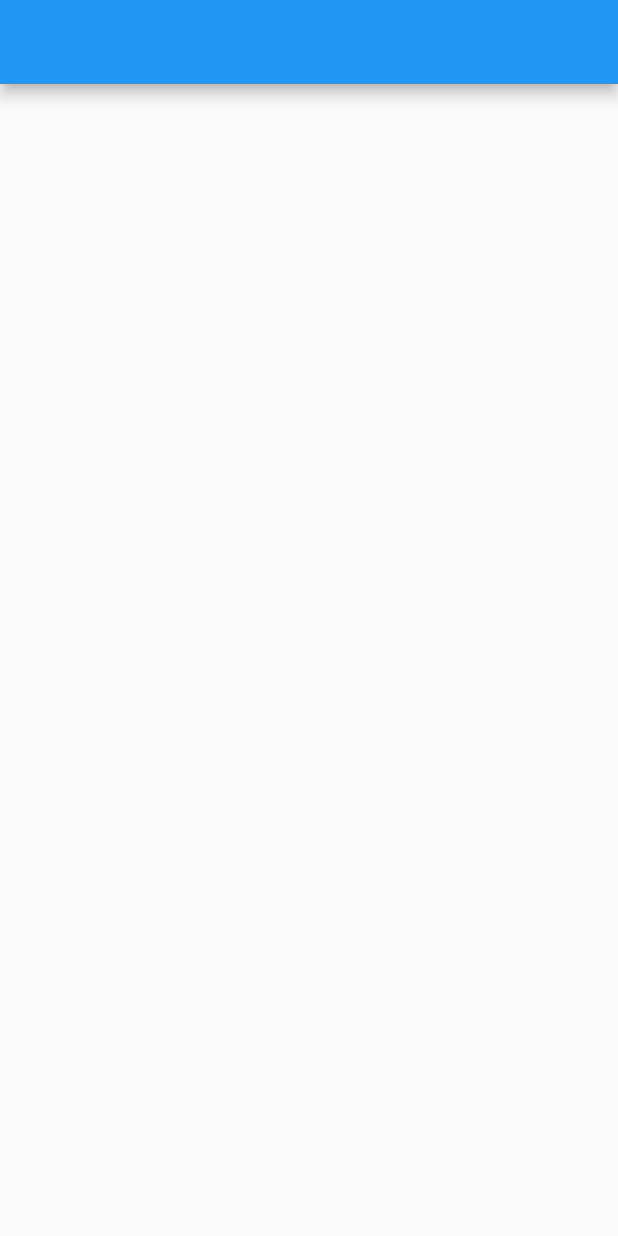
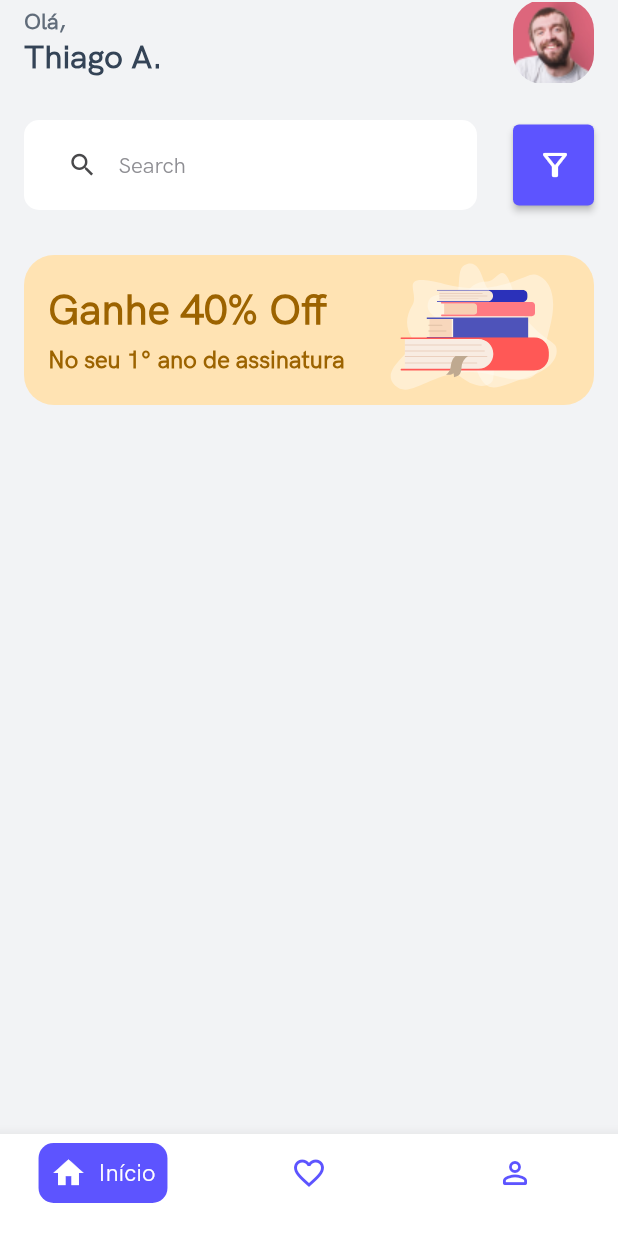
Before and after one commit to th38amorim/AmorimSmart_E-learning, a Flutter app: the screen it shows after launch, on a phone screen of 412 x 824 dp. Run offline on Flutter 3.47's test engine with Material 2 defaults, Android fonts, the phone set to English and light mode, and no system bars; our stand-ins replace flutter_modular, flutter_svg.

Commit message:
feat: home page widgets and bottom navigation bar

```diff
--- /dev/null
+++ b/lib/app/app_theme.dart
@@ -0,0 +1,120 @@
+import 'package:flutter/material.dart';
+
+class AppTheme {
+  AppTheme._();
+
+  static const int _primaryValue = 0xFF5D54FF;
+
+  static const MaterialColor primarySwatch = MaterialColor(
+    _primaryValue,
+    <int, Color>{
+      50: Color(0xFFEAEAFF),
+      100: Color(0xFFC9C4FF),
+      200: Color(0xFFA495FF),
+      300: Color(0xFF7E65FF),
+      400: Color(0xFF6259FF),
+      500: Color(_primaryValue),
+      600: Color(0xFF554CFF),
+      700: Color(0xFF4B41FF),
+      800: Color(0xFF4237FF),
+      900: Color(0xFF331FFF),
+    },
+  );
+
+  static final ThemeData lightTheme = ThemeData(
+    primarySwatch: primarySwatch,
+    scaffoldBackgroundColor: const Color(0XFFF2F3F5),
+    appBarTheme:
+        const AppBarTheme(backgroundColor: Colors.transparent, elevation: 0),
+    textTheme: const TextTheme(
+      // Caption2 / Regular
+      bodySmall: TextStyle(
+        fontFamily: 'HK Grotesk',
+        fontSize: 11,
+        fontWeight: FontWeight.w400,
+        color: Color(0XFF000000),
+        height: 13 / 11,
+      ),
+      // Caption1 / Regular
+      labelSmall: TextStyle(
+        fontFamily: 'HK Grotesk',
+        fontSize: 12,
+        fontWeight: FontWeight.w400,
+        color: Color(0XFF000000),
+        height: 16 / 12,
+      ),
+      // Footnote / Regular
+      titleSmall: TextStyle(
+        fontFamily: 'HK Grotesk',
+        fontSize: 13,
+        fontWeight: FontWeight.w400,
+        color: Color(0XFF000000),
+        height: 18 / 13,
+      ),
+      // Subheadline / Regular
+      titleMedium: TextStyle(
+        fontFamily: 'HK Grotesk',
+        fontWeight: FontWeight.w400,
+        fontSize: 15,
+        color: Color(0XFF000000),
+        height: 20 / 15,
+      ),
+      // Callout / Regular
+      bodyMedium: TextStyle(
+        fontFamily: 'HK Grotesk',
+        fontSize: 16,
+        fontWeight: FontWeight.w400,
+        color: Color(0XFF000000),
+        height: 21 / 16,
+      ),
+      // Body / Regular
+      bodyLarge: TextStyle(
+        fontFamily: 'HK Grotesk',
+        fontSize: 17,
+        fontWeight: FontWeight.w400,
+        color: Color(0XFF000000),
+        height: 22 / 17,
+      ),
+      // Headline / Regular
+      titleLarge: TextStyle(
+        fontFamily: 'HK Grotesk',
+        fontSize: 17,
+        fontWeight: FontWeight.w400,
+        color: Color(0XFF000000),
+        height: 22 / 17,
+      ),
+      // Title3 / Regular
+      headlineSmall: TextStyle(
+        fontFamily: 'HK Grotesk',
+        fontSize: 20,
+        fontWeight: FontWeight.w400,
+        color: Color(0XFF000000),
+        height: 25 / 20,
+      ),
+      // Title2 / Regular
+      headlineMedium: TextStyle(
+        fontFamily: 'HK Grotesk',
+        fontSize: 22,
+        fontWeight: FontWeight.w400,
+        color: Color(0XFF000000),
+        height: 28 / 22,
+      ),
+      // Title1 / Regular
+      displaySmall: TextStyle(
+        fontFamily: 'HK Grotesk',
+        fontSize: 28,
+        fontWeight: FontWeight.w400,
+        color: Color(0XFF000000),
+        height: 34 / 28,
+      ),
+      // LargeTitle / Regular
+      displayMedium: TextStyle(
+        fontFamily: 'HK Grotesk',
+        fontSize: 34,
+        fontWeight: FontWeight.w400,
+        color: Color(0XFF000000),
+        height: 41 / 34,
+      ),
+    ),
+  );
+}
--- a/lib/app/app_widget.dart
+++ b/lib/app/app_widget.dart
@@ -1,3 +1,4 @@
+import 'package:amorim_smart_elearning/app/app_theme.dart';
 import 'package:flutter/material.dart';
 import 'package:flutter_modular/flutter_modular.dart';
 
@@ -7,9 +8,7 @@ class AppWidget extends StatelessWidget {
   @override
   Widget build(BuildContext context) {
     return MaterialApp.router(
-      theme: ThemeData(
-        primarySwatch: Colors.blue,
-      ),
+      theme: AppTheme.lightTheme,
       routerConfig: Modular.routerConfig,
     );
   }
--- a/lib/app/home/presentation/home_page.dart
+++ b/lib/app/home/presentation/home_page.dart
@@ -1,3 +1,7 @@
+import 'package:amorim_smart_elearning/app/home/presentation/widgets/app_bar_home_widget.dart';
+import 'package:amorim_smart_elearning/app/home/presentation/widgets/custom_bottom_nav_item_widget.dart';
+import 'package:amorim_smart_elearning/app/home/presentation/widgets/filter_text_field_widget.dart';
+import 'package:amorim_smart_elearning/app/home/presentation/widgets/subscription_promotion_widget.dart';
 import 'package:flutter/material.dart';
 
 class HomePage extends StatefulWidget {
@@ -8,10 +12,67 @@ class HomePage extends StatefulWidget {
 }
 
 class _HomePageState extends State<HomePage> {
+  int currentIndex = 0;
   @override
   Widget build(BuildContext context) {
     return Scaffold(
-      appBar: AppBar(),
+      appBar: const AppBarHomeWidget(
+        userName: 'Thiago A.',
+      ),
+      bottomNavigationBar: BottomNavigationBar(
+        backgroundColor: Colors.white,
+        unselectedItemColor: Colors.grey,
+        selectedFontSize: 12,
+        unselectedFontSize: 0,
+        currentIndex: currentIndex,
+        onTap: (index) {
+          setState(() {
+            currentIndex = index;
+          });
+        },
+        items: [
+          BottomNavigationBarItem(
+            icon: CustomBottomNavItemWidget(
+              icon: Icons.home_outlined,
+              iconSelected: Icons.home,
+              label: 'Início',
+              isSelected: currentIndex == 0,
+              colorScheme: Theme.of(context).colorScheme,
+            ),
+            label: '',
+          ),
+          BottomNavigationBarItem(
+            icon: CustomBottomNavItemWidget(
+              icon: Icons.favorite_border,
+              iconSelected: Icons.favorite,
+              label: 'Favoritos',
+              isSelected: currentIndex == 1,
+              colorScheme: Theme.of(context).colorScheme,
+            ),
+            label: '',
+          ),
+          BottomNavigationBarItem(
+            icon: CustomBottomNavItemWidget(
+              icon: Icons.person_outline_rounded,
+              iconSelected: Icons.person,
+              label: 'Perfil',
+              isSelected: currentIndex == 2,
+              colorScheme: Theme.of(context).colorScheme,
+            ),
+            label: '',
+          ),
+        ],
+      ),
+      body: const Padding(
+        padding: EdgeInsets.symmetric(horizontal: 16, vertical: 24),
+        child: Column(
+          children: [
+            FilterTextFieldWidget(),
+            SizedBox(height: 30),
+            SubscriptionPromotionWidget()
+          ],
+        ),
+      ),
     );
   }
 }
--- /dev/null
+++ b/lib/app/home/presentation/widgets/app_bar_home_widget.dart
@@ -0,0 +1,50 @@
+import 'package:flutter/material.dart';
+
+class AppBarHomeWidget extends StatelessWidget implements PreferredSizeWidget {
+  const AppBarHomeWidget({
+    super.key,
+    required this.userName,
+  });
+
+  final String userName;
+
+  @override
+  Widget build(BuildContext context) {
+    return AppBar(
+      title: Padding(
+        padding: const EdgeInsets.symmetric(vertical: 6),
+        child: Column(
+          crossAxisAlignment: CrossAxisAlignment.start,
+          children: [
+            Text(
+              'Olá,',
+              style: Theme.of(context).textTheme.titleMedium!.copyWith(
+                  fontWeight: FontWeight.w700, color: const Color(0XFF616C7A)),
+            ),
+            Text(
+              userName,
+              style: Theme.of(context).textTheme.headlineMedium!.copyWith(
+                  fontWeight: FontWeight.w800, color: const Color(0XFF344356)),
+            ),
+          ],
+        ),
+      ),
+      actions: [
+        Padding(
+          padding: const EdgeInsets.only(right: 16),
+          child: SizedBox(
+            height: 54,
+            width: 54,
+            child: ClipRRect(
+              borderRadius: BorderRadius.circular(20),
+              child: Image.asset('assets/profile.png'),
+            ),
+          ),
+        ),
+      ],
+    );
+  }
+
+  @override
+  Size get preferredSize => const Size.fromHeight(kToolbarHeight);
+}
--- /dev/null
+++ b/lib/app/home/presentation/widgets/custom_bottom_nav_item_widget.dart
@@ -0,0 +1,48 @@
+import 'package:flutter/material.dart';
+
+class CustomBottomNavItemWidget extends StatelessWidget {
+  final IconData icon;
+  final IconData iconSelected;
+  final String label;
+  final bool isSelected;
+  final ColorScheme colorScheme;
+
+  const CustomBottomNavItemWidget({
+    super.key,
+    required this.icon,
+    required this.iconSelected,
+    required this.label,
+    required this.isSelected,
+    required this.colorScheme,
+  });
+
+  @override
+  Widget build(BuildContext context) {
+    return Container(
+      padding: const EdgeInsets.all(8),
+      decoration: isSelected
+          ? BoxDecoration(
+              color: colorScheme.primary,
+              borderRadius: BorderRadius.circular(10),
+            )
+          : null,
+      child: Row(
+        mainAxisSize: MainAxisSize.min,
+        children: [
+          Icon(
+            isSelected ? iconSelected : icon,
+            color: isSelected ? Colors.white : colorScheme.primary,
+          ),
+          if (isSelected && label.isNotEmpty)
+            Padding(
+              padding: const EdgeInsets.only(left: 8),
+              child: Text(
+                label,
+                style: const TextStyle(color: Colors.white),
+              ),
+            ),
+        ],
+      ),
+    );
+  }
+}
--- /dev/null
+++ b/lib/app/home/presentation/widgets/filter_text_field_widget.dart
@@ -0,0 +1,51 @@
+import 'package:flutter/material.dart';
+
+class FilterTextFieldWidget extends StatelessWidget {
+  const FilterTextFieldWidget({
+    super.key,
+  });
+
+  @override
+  Widget build(BuildContext context) {
+    return Row(
+      children: [
+        Expanded(
+          child: Container(
+            decoration: BoxDecoration(
+              color: Colors.white,
+              borderRadius: BorderRadius.circular(10),
+            ),
+            child: Padding(
+              padding: const EdgeInsets.symmetric(horizontal: 15),
+              child: TextField(
+                decoration: InputDecoration(
+                  hintText: 'Search',
+                  hintStyle: Theme.of(context).textTheme.titleMedium!.copyWith(
+                    color: const Color(0XFF8E8E93)
+                  ),
+                  border: const OutlineInputBorder(
+                    borderSide: BorderSide.none,
+                  ),
+                  prefixIcon: const Icon(
+                    Icons.search,
+                    size: 20,
+                    color: Color(0XFF48484A),
+                  ),
+                ),
+              ),
+            ),
+          ),
+        ),
+        const SizedBox(width: 24),
+        SizedBox(
+          height: 54,
+          width: 54,
+          child: ElevatedButton(
+            child: const Icon(Icons.filter_alt_outlined),
+            onPressed: () {},
+          ),
+        ),
+      ],
+    );
+  }
+}
--- /dev/null
+++ b/lib/app/home/presentation/widgets/subscription_promotion_widget.dart
@@ -0,0 +1,55 @@
+import 'package:flutter/material.dart';
+import 'package:flutter_svg/flutter_svg.dart';
+
+class SubscriptionPromotionWidget extends StatelessWidget {
+  const SubscriptionPromotionWidget({
+    super.key,
+  });
+
+  @override
+  Widget build(BuildContext context) {
+    return GestureDetector(
+      onTap: () {},
+      child: Container(
+        height: 100,
+        decoration: BoxDecoration(
+            color: const Color(0XFFFFE3B3),
+            borderRadius: BorderRadius.circular(20)),
+        child: Padding(
+          padding: const EdgeInsets.symmetric(horizontal: 16),
+          child: Row(
+            mainAxisAlignment: MainAxisAlignment.spaceBetween,
+            children: [
+              Column(
+                mainAxisAlignment: MainAxisAlignment.center,
+                crossAxisAlignment: CrossAxisAlignment.start,
+                children: [
+                  Text(
+                    'Ganhe 40% Off',
+                    style: Theme.of(context)
+                        .textTheme
+                        .displaySmall!
+                        .copyWith(
+                            fontWeight: FontWeight.w800,
+                            color: const Color(0XFF9C6300)),
+                  ),
+                  const SizedBox(height: 5),
+                  Text(
+                    'No seu 1° ano de assinatura',
+                    style: Theme.of(context)
+                        .textTheme
+                        .bodyMedium!
+                        .copyWith(
+                            fontWeight: FontWeight.w700,
+                            color: const Color(0XFF9C6300)),
+                  ),
+                ],
+              ),
+              SvgPicture.asset('assets/books.svg'),
+            ],
+          ),
+        ),
+      ),
+    );
+  }
+}
```
Also changed, not shown: pubspec.yaml (+8 -6 lines), assets/books.svg (added), assets/profile.png (added), fonts/HKGrotesk-Regular.ttf (added), pubspec.lock.
